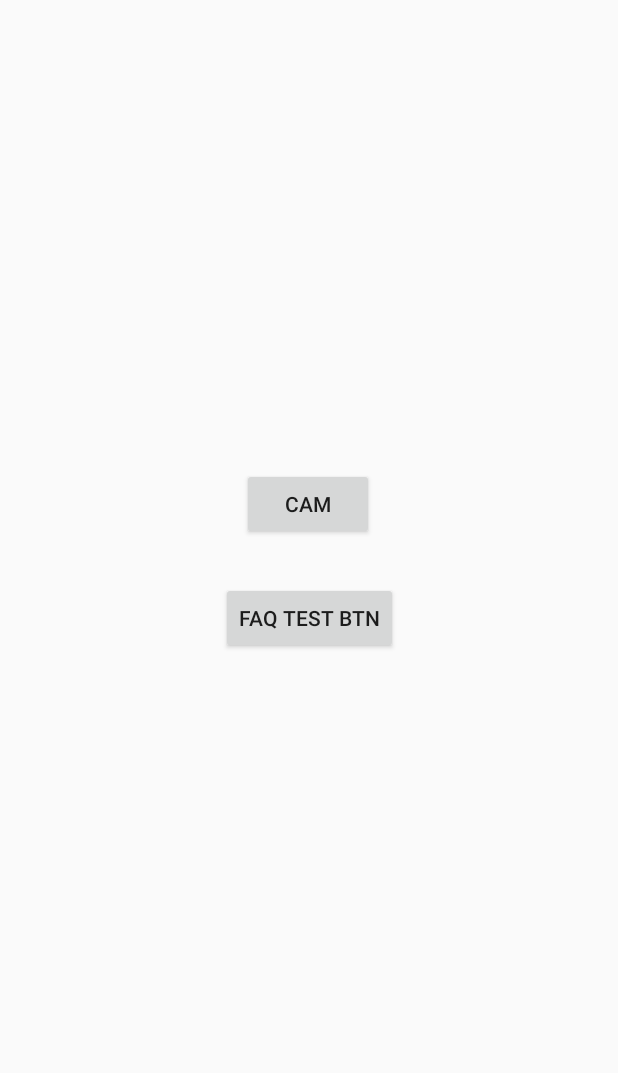
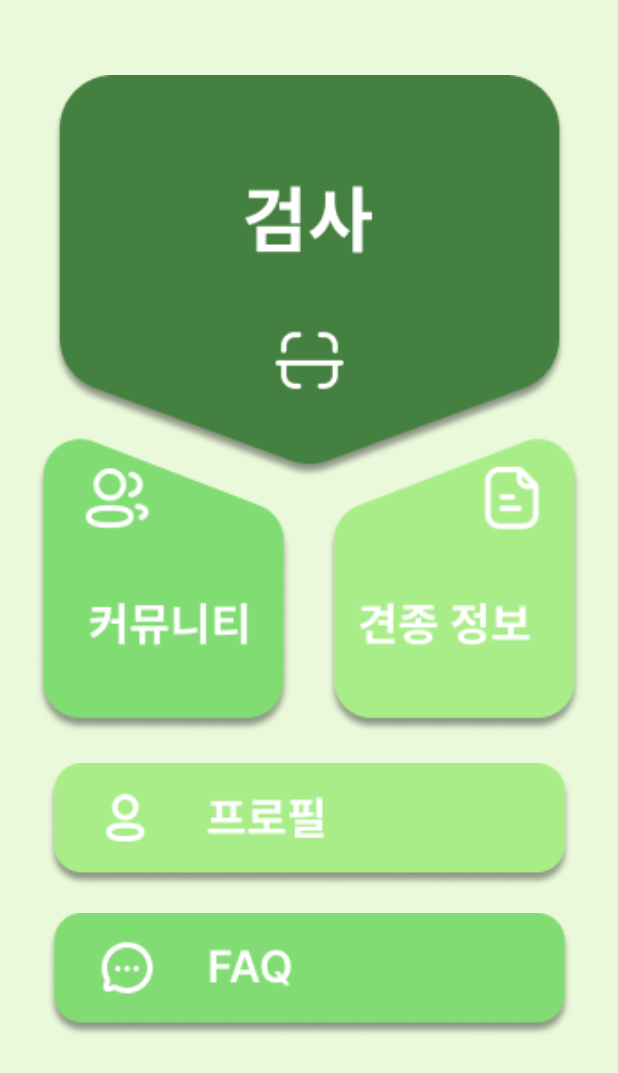
Before and after one commit to MJU-CapstoneDesign1-8team/PET-LEADER_FRONTEND, an Android app: the layout activity_home.xml on its own in the app's theme, with its tools: preview values and no code run, on a phone screen of 412 x 824 dp. Shown: the top 1073 px of the screen. Run offline under Robolectric (Android 15) with nearby library versions, the phone set to English and light mode, and no system bars.

```diff
--- a/app/src/main/AndroidManifest.xml
+++ b/app/src/main/AndroidManifest.xml
@@ -33,24 +33,19 @@
             android:name=".profile.ProfileActivity"
             android:exported="false" />
         <activity
-            android:name=".profile.MainActivity"
-            android:exported="false" /> <!-- <activity -->
-        <!-- android:name="org.tensorflow.lite.TestActivity" -->
-        <!-- android:exported="true"> -->
-        <!-- <intent-filter> -->
-        <!-- <action android:name="android.intent.action.MAIN" /> -->
-        <!-- <category android:name="android.intent.category.LAUNCHER" /> -->
-        <!-- </intent-filter> -->
-        <!-- </activity> -->
+            android:name=".faq.FaqActivity"
+            android:exported="false" />
         <activity
-            android:name=".DetectorActivity"
+            android:name=".yolov5.DetectorActivity"
+            android:exported="false" />
+        <activity
+            android:name=".HomeActivity"
             android:exported="true"
             android:label="@string/tfe_od_app_name"
             android:screenOrientation="portrait"
             tools:node="merge">
             <intent-filter>
                 <action android:name="android.intent.action.MAIN" />
-
                 <category android:name="android.intent.category.LAUNCHER" />
             </intent-filter>
         </activity>
--- a/app/src/main/res/layout/activity_home.xml
+++ b/app/src/main/res/layout/activity_home.xml
@@ -1,31 +1,67 @@
 <?xml version="1.0" encoding="utf-8"?>
-<androidx.constraintlayout.widget.ConstraintLayout xmlns:android="http://schemas.android.com/apk/res/android"
+<androidx.constraintlayout.widget.ConstraintLayout
+    xmlns:android="http://schemas.android.com/apk/res/android"
     xmlns:app="http://schemas.android.com/apk/res-auto"
     xmlns:tools="http://schemas.android.com/tools"
     android:layout_width="match_parent"
     android:layout_height="match_parent"
-    tools:context=".HomeActivity">
+    tools:context=".HomeActivity"
+    android:background="#EBF9DB">
 
-    <Button
-        android:id="@+id/camBtn"
-        android:layout_width="wrap_content"
-        android:layout_height="wrap_content"
-        android:text="Cam"
-        app:layout_constraintBottom_toBottomOf="parent"
-        app:layout_constraintEnd_toEndOf="parent"
-        app:layout_constraintHorizontal_bias="0.498"
-        app:layout_constraintStart_toStartOf="parent"
+
+    <ImageView
+        android:id="@+id/home_detect_button"
+        android:layout_width="350dp"
+        android:layout_height="270dp"
+        android:src="@drawable/detect_button"
+        android:layout_marginTop="50dp"
         app:layout_constraintTop_toTopOf="parent"
-        app:layout_constraintVertical_bias="0.402" />
+        app:layout_constraintLeft_toLeftOf="parent"
+        app:layout_constraintRight_toRightOf="parent">
+    </ImageView>
 
-    <Button
-        android:id="@+id/faqBtn"
-        android:text="FAQ TEST Btn"
-        android:layout_width="wrap_content"
-        android:layout_height="wrap_content"
-        app:layout_constraintBottom_toBottomOf="parent"
-        app:layout_constraintEnd_toEndOf="parent"
-        app:layout_constraintStart_toStartOf="parent"
-        app:layout_constraintTop_toTopOf="parent" />
+    <ImageView
+        android:id="@+id/home_community_button"
+        android:src="@drawable/community_button"
+        android:layout_width="170dp"
+        android:layout_height="230dp"
+        android:layout_marginTop="270dp"
+        app:layout_constraintTop_toTopOf="parent"
+        app:layout_constraintLeft_toLeftOf="parent"
+        app:layout_constraintRight_toLeftOf="@id/home_info_button">
+    </ImageView>
+
+    <ImageView
+        android:id="@+id/home_info_button"
+        android:src="@drawable/info_button"
+        android:layout_width="170dp"
+        android:layout_height="230dp"
+        android:layout_marginTop="270dp"
+        app:layout_constraintTop_toTopOf="parent"
+        app:layout_constraintLeft_toRightOf="@id/home_community_button"
+        app:layout_constraintRight_toRightOf="parent">
+    </ImageView>
+
+    <ImageView
+        android:id="@+id/home_profile_button"
+        android:src="@drawable/profile_button"
+        android:layout_width="350dp"
+        android:layout_height="100dp"
+        android:layout_marginTop="500dp"
+        app:layout_constraintTop_toTopOf="parent"
+        app:layout_constraintLeft_toLeftOf="parent"
+        app:layout_constraintRight_toRightOf="parent">
+    </ImageView>
+
+    <ImageView
+        android:id="@+id/home_faq_button"
+        android:src="@drawable/faq_button"
+        android:layout_width="350dp"
+        android:layout_height="100dp"
+        android:layout_marginTop="600dp"
+        app:layout_constraintTop_toTopOf="parent"
+        app:layout_constraintLeft_toLeftOf="parent"
+        app:layout_constraintRight_toRightOf="parent">
+    </ImageView>
 
 </androidx.constraintlayout.widget.ConstraintLayout>
```
